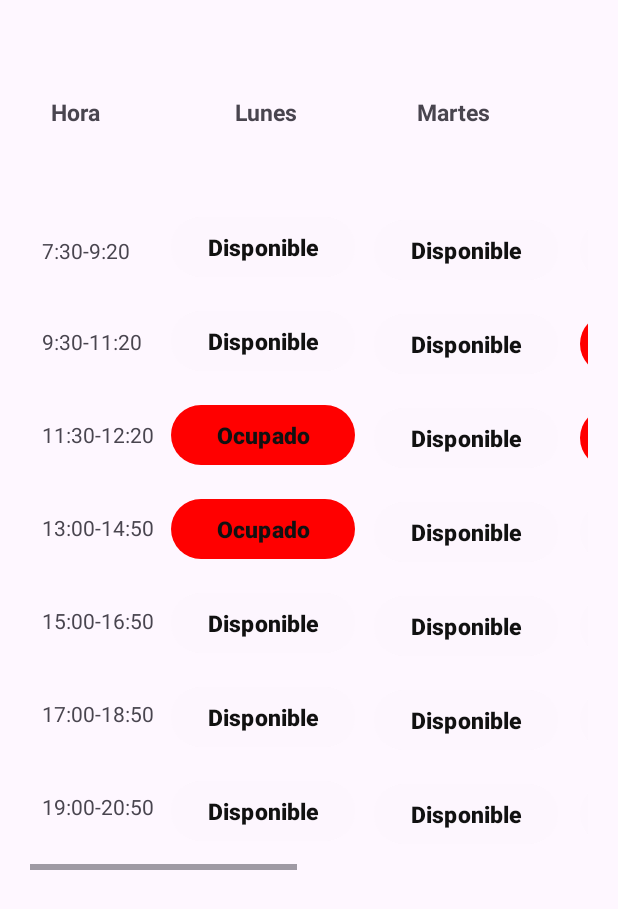
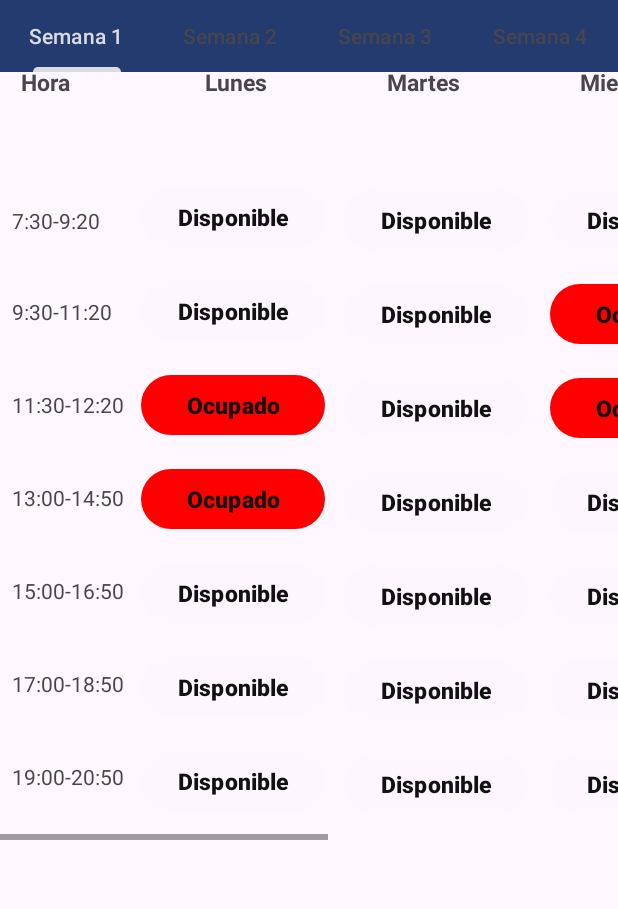
Before and after one commit to AlbertVega/Proyecto-I-Bases-de-Datos, an Android app: the fragment HomeFragment shown on its own in the app's theme, after a tap on "Reservar", on a phone screen of 412 x 824 dp. Shown: the top 909 px of the screen. Run offline under Robolectric (Android 15) with nearby library versions, the phone set to English and light mode, and no system bars.

Commit message:
Se agregaron tabs en el horario

```diff
--- a/app/src/main/AndroidManifest.xml
+++ b/app/src/main/AndroidManifest.xml
@@ -12,6 +12,9 @@
         android:supportsRtl="true"
         android:theme="@style/Theme.LabCE"
         tools:targetApi="31">
+        <activity
+            android:name=".TabScheduleActivity"
+            android:exported="false" />
         <activity
             android:name=".ScheduleActivity"
             android:exported="false" />
--- /dev/null
+++ b/app/src/main/java/com/example/labce/TabScheduleActivity.kt
@@ -0,0 +1,64 @@
+package com.example.labce
+
+import android.os.Bundle
+import androidx.activity.enableEdgeToEdge
+import androidx.appcompat.app.AppCompatActivity
+import androidx.core.view.ViewCompat
+import androidx.core.view.WindowInsetsCompat
+import androidx.fragment.app.Fragment
+import androidx.viewpager.widget.ViewPager
+import androidx.viewpager2.adapter.FragmentStateAdapter
+import com.example.labce.databinding.ActivityTabScheduleBinding
+import com.example.labce.ui.schedule.ScheduleFragment
+import com.example.labce.ui.schedule.ScheduleProvider
+import com.google.android.material.tabs.TabLayoutMediator
+
+
+class TabScheduleActivity : AppCompatActivity() {
+
+    private lateinit var binding : ActivityTabScheduleBinding
+
+    override fun onCreate(savedInstanceState: Bundle?) {
+        super.onCreate(savedInstanceState)
+        binding = ActivityTabScheduleBinding.inflate(layoutInflater)
+        binding.viewPager.adapter = ScheduleAdapter(this)
+        setContentView(binding.root)
+
+
+
+
+
+        val tabLayoutMediator = TabLayoutMediator(binding.tabLayout, binding.viewPager) { tab, position ->
+            //tab.text = "Semana ${(position + 1)}"
+            when (position) {
+                0 -> tab.text = "Semana 1"
+                1 -> tab.text = "Semana 2"
+                2 -> tab.text = "Semana 3"
+                3 -> tab.text = "Semana 4"
+            }
+        }
+
+
+        tabLayoutMediator.attach()
+
+
+
+    }
+
+    class ScheduleAdapter(activity:AppCompatActivity) : FragmentStateAdapter(activity) {
+        override fun getItemCount(): Int {
+                return 4
+        }
+
+        override fun createFragment(position: Int): Fragment {
+            return when (position) {
+                0 -> ScheduleFragment(ScheduleProvider.scheduleMatrix1)
+                1 -> ScheduleFragment(ScheduleProvider.scheduleMatrix2)
+                2 -> ScheduleFragment(ScheduleProvider.scheduleMatrix3)
+                3 -> ScheduleFragment(ScheduleProvider.scheduleMatrix4)
+
+                else -> throw RuntimeException("Invalid position $position")
+            }
+        }
+    }
+}
--- a/app/src/main/java/com/example/labce/ui/home/HomeFragment.kt
+++ b/app/src/main/java/com/example/labce/ui/home/HomeFragment.kt
@@ -8,6 +8,7 @@ import android.view.ViewGroup
 import androidx.fragment.app.Fragment
 import androidx.lifecycle.ViewModelProvider
 import com.example.labce.ScheduleActivity
+import com.example.labce.TabScheduleActivity
 import com.example.labce.databinding.FragmentHomeBinding
 
 class HomeFragment : Fragment() {
@@ -25,15 +26,14 @@ class HomeFragment : Fragment() {
 
 
     ): View {
-        val homeViewModel =
-            ViewModelProvider(this).get(HomeViewModel::class.java)
+        val homeViewModel = ViewModelProvider(this).get(HomeViewModel::class.java)
 
         _binding = FragmentHomeBinding.inflate(inflater, container, false)
         val root: View = binding.root
 
 
         binding.btnGoRequest05.setOnClickListener {
-            val intent = Intent(this.context, ScheduleActivity::class.java)
+            val intent = Intent(this.context, TabScheduleActivity::class.java)
             startActivity(intent)
         }
 
--- /dev/null
+++ b/app/src/main/java/com/example/labce/ui/schedule/ScheduleFragment.kt
@@ -0,0 +1,117 @@
+package com.example.labce.ui.schedule
+
+import android.graphics.Color
+import android.os.Bundle
+import androidx.fragment.app.Fragment
+import android.view.LayoutInflater
+import android.view.View
+import android.view.ViewGroup
+import android.widget.Button
+import android.widget.Toast
+import com.example.labce.R
+import android.widget.TableLayout
+
+
+class ScheduleFragment(var schedule: MutableList<MutableList<String>>) : Fragment() {
+
+    private lateinit var tableLayout: TableLayout
+    override fun onCreateView(
+        inflater: LayoutInflater, container: ViewGroup?,
+        savedInstanceState: Bundle?
+    ): View? {
+
+        val rootView = inflater.inflate(R.layout.fragment_schedule, container, false)
+        tableLayout = rootView.findViewById(R.id.schedule_table_dos)
+        render(schedule)
+        return rootView
+    }
+
+    private fun render(schedule: MutableList<MutableList<String>>) {
+        tableLayout.removeAllViews()
+
+        for (i in 0 until schedule.size) {
+            val registro = layoutInflater.inflate(R.layout.item_schedule, null)
+            val tvMonday = registro.findViewById<Button>(R.id.id_lunes)
+            val tvTuesday = registro.findViewById<Button>(R.id.id_martes)
+            val tvWednesday = registro.findViewById<Button>(R.id.id_miercoles)
+            val tvThursday = registro.findViewById<Button>(R.id.id_jueves)
+            val tvFriday = registro.findViewById<Button>(R.id.id_viernes)
+
+            tvMonday.text = schedule[i][0]
+            tvTuesday.text = schedule[i][1]
+            tvWednesday.text = schedule[i][2]
+            tvThursday.text = schedule[i][3]
+            tvFriday.text = schedule[i][4]
+
+            if (schedule[i][0] == "Ocupado") tvMonday.setBackgroundColor(Color.RED)
+            if (schedule[i][1] == "Ocupado") tvTuesday.setBackgroundColor(Color.RED)
+            if (schedule[i][2] == "Ocupado") tvWednesday.setBackgroundColor(Color.RED)
+            if (schedule[i][3] == "Ocupado") tvThursday.setBackgroundColor(Color.RED)
+            if (schedule[i][4] == "Ocupado") tvFriday.setBackgroundColor(Color.RED)
+
+            if (schedule[i][0] == "Solicitado") tvMonday.setBackgroundColor(Color.GRAY)
+            if (schedule[i][1] == "Solicitado") tvTuesday.setBackgroundColor(Color.GRAY)
+            if (schedule[i][2] == "Solicitado") tvWednesday.setBackgroundColor(Color.GRAY)
+            if (schedule[i][3] == "Solicitado") tvThursday.setBackgroundColor(Color.GRAY)
+            if (schedule[i][4] == "Solicitado") tvFriday.setBackgroundColor(Color.GRAY)
+
+            tvMonday.setOnClickListener {
+                if (schedule[i][0] == "Ocupado") {
+                    Toast.makeText(this.context, "Fecha ocupada.", Toast.LENGTH_SHORT).show()
+                }
+                else if (schedule[i][0] == "Disponible") {
+                    ScheduleProvider.scheduleMatrix[i][0] = "Solicitado"
+                    tvMonday.text = "Solicitado"
+                    tvMonday.setBackgroundColor(Color.GRAY)
+                }
+            }
+
+            tvTuesday.setOnClickListener {
+                if (schedule[i][1] == "Ocupado") {
+                    Toast.makeText(this.context, "Fecha ocupada.", Toast.LENGTH_SHORT).show()
+                }
+                else if (schedule[i][1] == "Disponible") {
+                    ScheduleProvider.scheduleMatrix[i][1] = "Solicitado"
+                    tvTuesday.text = "Solicitado"
+                    tvTuesday.setBackgroundColor(Color.GRAY)
+                }
+            }
+
+            tvWednesday.setOnClickListener {
+                if (schedule[i][2] == "Ocupado") {
+                    Toast.makeText(this.context, "Fecha ocupada.", Toast.LENGTH_SHORT).show()
+                }
+                else if (schedule[i][2] == "Disponible") {
+                    ScheduleProvider.scheduleMatrix[i][2] = "Solicitado"
+                    tvWednesday.text = "Solicitado"
+                    tvWednesday.setBackgroundColor(Color.GRAY)
+                }
+            }
+
+            tvThursday.setOnClickListener {
+                if (schedule[i][3] == "Ocupado") {
+                    Toast.makeText(this.context, "Fecha ocupada.", Toast.LENGTH_SHORT).show()
+                }
+                else if (schedule[i][3] == "Disponible") {
+                    ScheduleProvider.scheduleMatrix[i][3] = "Solicitado"
+                    tvThursday.text = "Solicitado"
+                    tvThursday.setBackgroundColor(Color.GRAY)
+                }
+            }
+
+            tvFriday.setOnClickListener {
+                if (schedule[i][4] == "Ocupado") {
+                    Toast.makeText(this.context, "Fecha ocupada.", Toast.LENGTH_SHORT).show()
+                }
+                else if (schedule[i][4] == "Disponible") {
+                    ScheduleProvider.scheduleMatrix[i][4] = "Solicitado"
+                    tvFriday.text = "Solicitado"
+                    tvFriday.setBackgroundColor(Color.GRAY)
+                }
+            }
+
+            tableLayout.addView(registro)
+
+        }
+    }
+}
--- a/app/src/main/java/com/example/labce/ui/schedule/ScheduleProvider.kt
+++ b/app/src/main/java/com/example/labce/ui/schedule/ScheduleProvider.kt
@@ -13,5 +13,43 @@ class ScheduleProvider {
             mutableListOf("Disponible", "Disponible", "Disponible", "Ocupado", "Disponible"),
             mutableListOf("Disponible", "Disponible", "Disponible", "Disponible", "Disponible")
             )
+
+        val scheduleMatrix1 = mutableListOf(
+            mutableListOf("Disponible", "Disponible", "Disponible", "Disponible", "Disponible"),
+            mutableListOf("Disponible", "Disponible", "Ocupado", "Disponible", "Disponible"),
+            mutableListOf("Ocupado", "Disponible", "Ocupado", "Disponible", "Disponible"),
+            mutableListOf("Ocupado", "Disponible", "Disponible", "Disponible", "Disponible"),
+            mutableListOf("Disponible", "Disponible", "Disponible", "Ocupado", "Disponible"),
+            mutableListOf("Disponible", "Disponible", "Disponible", "Ocupado", "Disponible"),
+            mutableListOf("Disponible", "Disponible", "Disponible", "Disponible", "Disponible")
+            )
+
+        val scheduleMatrix2 = mutableListOf(
+            mutableListOf("Disponible", "Disponible", "Disponible", "Disponible", "Disponible"),
+            mutableListOf("Disponible", "Disponible", "Ocupado", "Disponible", "Disponible"),
+            mutableListOf("Ocupado", "Disponible", "Ocupado", "Disponible", "Disponible"),
+            mutableListOf("Ocupado", "Disponible", "Disponible", "Disponible", "Disponible"),
+            mutableListOf("Disponible", "Disponible", "Disponible", "Ocupado", "Disponible"),
+            mutableListOf("Disponible", "Disponible", "Disponible", "Ocupado", "Disponible"),
+            mutableListOf("Disponible", "Disponible", "Disponible", "Disponible", "Disponible")
+            )
+        val scheduleMatrix3 = mutableListOf(
+            mutableListOf("Disponible", "Disponible", "Disponible", "Disponible", "Disponible"),
+            mutableListOf("Disponible", "Disponible", "Ocupado", "Disponible", "Disponible"),
+            mutableListOf("Ocupado", "Disponible", "Ocupado", "Disponible", "Solicitado"),
+            mutableListOf("Ocupado", "Disponible", "Disponible", "Disponible", "Disponible"),
+            mutableListOf("Disponible", "Disponible", "Disponible", "Ocupado", "Disponible"),
+            mutableListOf("Disponible", "Disponible", "Ocupado", "Ocupado", "Disponible"),
+            mutableListOf("Disponible", "Disponible", "Solicitado", "Disponible", "Disponible")
+            )
+        val scheduleMatrix4 = mutableListOf(
+            mutableListOf("Disponible", "Disponible", "Disponible", "Disponible", "Disponible"),
+            mutableListOf("Disponible", "Disponible", "Ocupado", "Disponible", "Disponible"),
+            mutableListOf("Ocupado", "Disponible", "Ocupado", "Solicitado", "Disponible"),
+            mutableListOf("Ocupado", "Disponible", "Disponible", "Disponible", "Disponible"),
+            mutableListOf("Ocupado", "Disponible", "Solicitado", "Ocupado", "Ocupado"),
+            mutableListOf("Disponible", "Disponible", "Solicitado", "Ocupado", "Disponible"),
+            mutableListOf("Disponible", "Disponible", "Disponible", "Disponible", "Disponible")
+            )
     }
 }
--- /dev/null
+++ b/app/src/main/res/layout/activity_tab_schedule.xml
@@ -0,0 +1,31 @@
+<?xml version="1.0" encoding="utf-8"?>
+<androidx.constraintlayout.widget.ConstraintLayout xmlns:android="http://schemas.android.com/apk/res/android"
+    xmlns:app="http://schemas.android.com/apk/res-auto"
+    xmlns:tools="http://schemas.android.com/tools"
+    android:layout_width="match_parent"
+    android:layout_height="match_parent"
+    tools:context=".TabScheduleActivity">
+
+
+    <com.google.android.material.tabs.TabLayout
+        android:layout_width="match_parent"
+        android:layout_height="wrap_content"
+        android:id="@+id/tabLayout"
+        app:tabMode="fixed"
+        android:background="@color/blue_special"
+        app:layout_constraintTop_toTopOf="parent"
+        />
+
+
+    <androidx.viewpager2.widget.ViewPager2
+        android:layout_width="match_parent"
+        android:layout_height="match_parent"
+        android:id="@+id/viewPager"
+       app:layout_constraintStart_toStartOf="parent"
+        app:layout_constraintEnd_toEndOf="parent"
+        app:layout_constraintTop_toBottomOf="@id/tabLayout"
+        app:layout_constraintBottom_toBottomOf="parent"
+        />
+
+
+</androidx.constraintlayout.widget.ConstraintLayout>
--- /dev/null
+++ b/app/src/main/res/layout/fragment_schedule.xml
@@ -0,0 +1,149 @@
+<?xml version="1.0" encoding="utf-8"?>
+<ScrollView xmlns:android="http://schemas.android.com/apk/res/android"
+    android:layout_width="match_parent"
+    android:layout_height="match_parent"
+    android:layout_margin="20sp">
+
+    <HorizontalScrollView
+        android:layout_width="match_parent"
+        android:layout_height="wrap_content"
+        android:fillViewport="true">
+
+
+
+        <LinearLayout
+            android:layout_width="wrap_content"
+            android:layout_height="wrap_content"
+            android:orientation="vertical">
+            <LinearLayout
+                android:layout_width="wrap_content"
+                android:layout_height="wrap_content"
+                android:layout_margin="4sp"
+                android:orientation="horizontal">
+                <TextView
+                    android:layout_width="wrap_content"
+                    android:layout_height="wrap_content"
+                    android:text="@string/hora"
+                    android:textStyle="bold"
+                    android:layout_marginVertical="40sp"
+                    android:layout_marginStart="10sp"
+                    android:layout_marginBottom="10sp"
+                    android:layout_marginEnd="50sp"
+                    android:textSize="15sp"
+                    />
+                <TextView
+                    android:layout_width="wrap_content"
+                    android:layout_height="wrap_content"
+                    android:text="@string/lunes"
+                    android:textStyle="bold"
+                    android:layout_margin="40sp"
+                    android:textSize="15sp"
+                    />
+                <TextView
+                    android:layout_width="wrap_content"
+                    android:layout_height="wrap_content"
+                    android:text="@string/martes"
+                    android:textStyle="bold"
+                    android:layout_margin="40sp"
+                    android:textSize="15sp"
+                    />
+                <TextView
+                    android:layout_width="wrap_content"
+                    android:layout_height="wrap_content"
+                    android:text="@string/miercoles"
+                    android:textStyle="bold"
+                    android:layout_margin="40sp"
+                    android:textSize="15sp"
+                    />
+                <TextView
+                    android:layout_width="wrap_content"
+                    android:layout_height="wrap_content"
+                    android:text="@string/jueves"
+                    android:textStyle="bold"
+                    android:layout_margin="40sp"
+                    android:textSize="15sp"
+                    />
+                <TextView
+                    android:layout_width="wrap_content"
+                    android:layout_height="wrap_content"
+                    android:text="@string/viernes"
+                    android:textStyle="bold"
+                    android:layout_margin="40sp"
+                    android:textSize="15sp"
+                    />
+
+            </LinearLayout>
+
+            <LinearLayout
+                android:layout_width="wrap_content"
+                android:layout_height="wrap_content"
+                android:layout_margin="4sp"
+                android:orientation="horizontal">
+                <LinearLayout
+                    android:layout_width="wrap_content"
+                    android:layout_height="wrap_content"
+                    android:layout_margin="4sp"
+                    android:orientation="vertical">
+
+
+
+                    <TextView
+                        android:layout_width="wrap_content"
+                        android:layout_height="wrap_content"
+                        android:layout_marginTop="10sp"
+                        android:layout_marginVertical="20sp"
+                        android:text="7:30-9:20"/>
+
+                    <TextView
+                        android:layout_width="wrap_content"
+                        android:layout_height="wrap_content"
+                        android:layout_marginVertical="21sp"
+                        android:text="9:30-11:20"/>
+                    <TextView
+                        android:layout_width="wrap_content"
+                        android:layout_height="wrap_content"
+                        android:layout_marginVertical="21sp"
+                        android:text="11:30-12:20"/>
+                    <TextView
+                        android:layout_width="wrap_content"
+                        android:layout_height="wrap_content"
+                        android:layout_marginVertical="21sp"
+                        android:text="13:00-14:50"/>
+                    <TextView
+                        android:layout_width="wrap_content"
+                        android:layout_height="wrap_content"
+                        android:layout_marginVertical="21sp"
+                        android:text="15:00-16:50"/>
+                    <TextView
+                        android:layout_width="wrap_content"
+                        android:layout_height="wrap_content"
+                        android:layout_marginVertical="21sp"
+                        android:text="17:00-18:50"/>
+                    <TextView
+                        android:layout_width="wrap_content"
+                        android:layout_height="wrap_content"
+                        android:layout_marginVertical="21sp"
+                        android:text="19:00-20:50"/>
+
+
+                </LinearLayout>
+
+                <TableLayout
+                    android:id="@+id/schedule_table_dos"
+                    android:layout_width="wrap_content"
+                    android:layout_height="wrap_content"
+                    android:layout_margin="2sp"
+                    android:fadingEdge="horizontal"
+                    android:scrollbars="horizontal"
+                    />
+
+            </LinearLayout>
+
+        </LinearLayout>
+
+
+
+    </HorizontalScrollView>
+
+
+</ScrollView>
--- a/app/src/main/res/values/strings.xml
+++ b/app/src/main/res/values/strings.xml
@@ -33,4 +33,6 @@
     <string name="jueves">Jueves</string>
     <string name="miercoles">Miercoles</string>
     <string name="martes">Martes</string>
+    <!-- TODO: Remove or change this placeholder text -->
+    <string name="hello_blank_fragment">Hello blank fragment</string>
 </resources>
```
Also changed, not shown: app/src/main/java/com/example/labce/ScheduleActivity.kt (+4 -4 lines).
